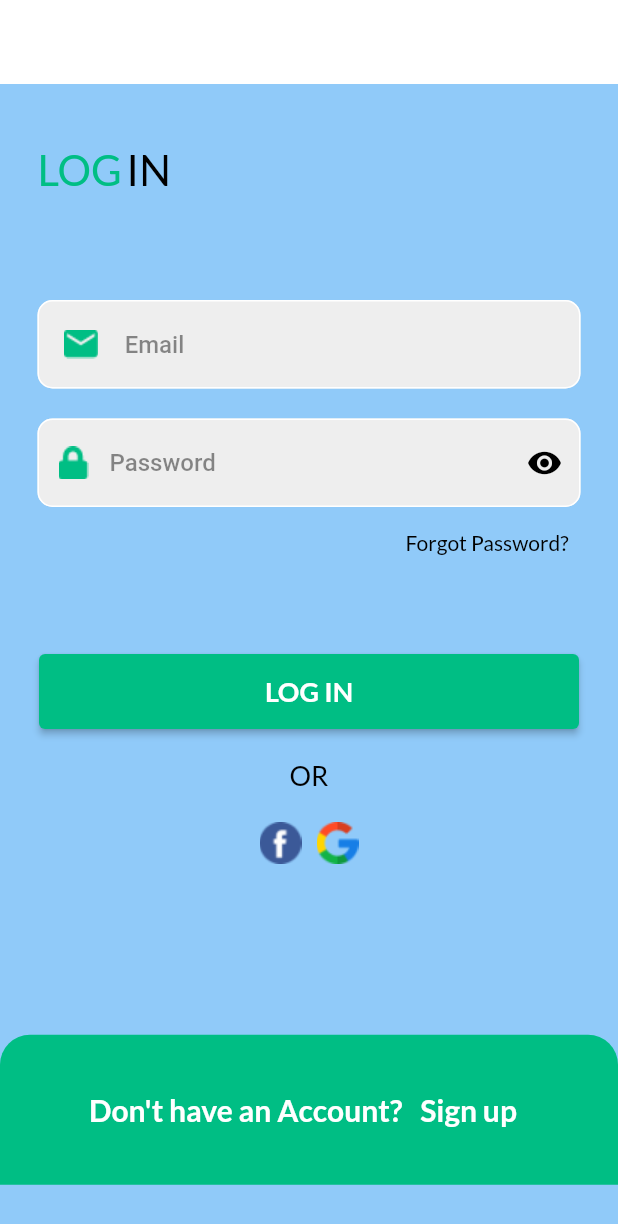
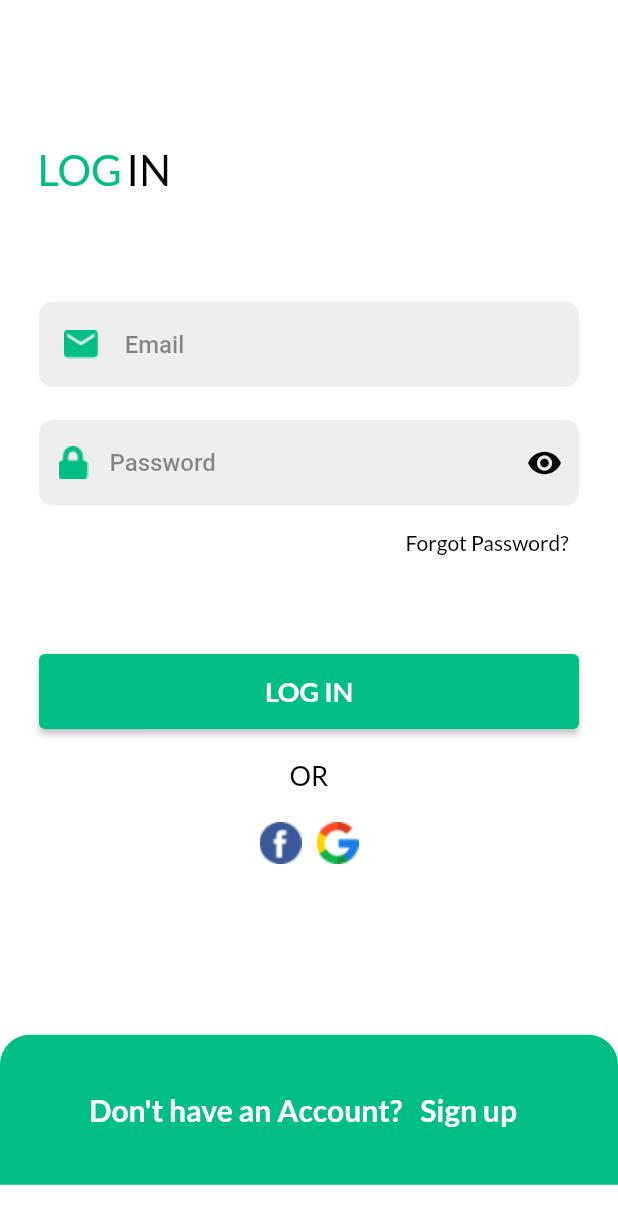
Before and after one commit to jawaher-alqotym/Ecommerce, a Flutter app: the screen it shows after launch, after a tap on "Get Start", on a phone screen of 412 x 824 dp. Shown: the top 1224 px of the screen. Run offline on Flutter 3.47's test engine with Material 2 defaults, Android fonts, the phone set to English and light mode, and no system bars; our stand-ins replace firebase_auth, firebase_core, get, get_storage, google_fonts, google_sign_in; accounts and stored records are empty.

Commit message:
new commit

```diff
--- /dev/null
+++ b/lib/language/ar.dart
@@ -0,0 +1,8 @@
+/* lib/language/ar.dart */
+
+const Map<String, String> ar = {
+  "GENERAL": "عام",
+  "Dark Mode": "الوضع الداكن",
+  "Language": "لغة",
+  "Logout": "تسجيل خروج",
+};
--- /dev/null
+++ b/lib/language/en.dart
@@ -0,0 +1,9 @@
+/* lib/language/en.dart */
+
+
+const Map<String, String> en = {
+  "GENERAL": "GENERAL",
+  "Dark Mode": "Dark Mode",
+  "Language": "Language",
+  "Logout": "Logout",
+};
--- /dev/null
+++ b/lib/language/fr.dart
@@ -0,0 +1,9 @@
+/* lib/language/fr.dart */
+
+
+const Map<String, String> fr = {
+  "GENERAL": "GÉNÉRAL",
+  "Dark Mode": "Mode sombre",
+  "Language": "Langue",
+  "Logout": "Se déconnecter",
+};
--- /dev/null
+++ b/lib/language/localiztion.dart
@@ -0,0 +1,16 @@
+/* lib/language/localiztion.dart */
+
+import 'package:get/route_manager.dart';
+import 'package:e_commerce/language/ar.dart';
+import 'package:e_commerce/language/en.dart';
+import 'package:e_commerce/language/fr.dart';
+import 'package:e_commerce/utils/my_string.dart';
+
+class LocaliztionApp extends Translations {
+  @override
+  Map<String, Map<String, String>> get keys => {
+    ene: en,
+    ara: ar,
+    frf: fr,
+  };
+}
--- /dev/null
+++ b/lib/logic/controllers/theme_controller.dart
@@ -0,0 +1,27 @@
+/* lib/logic/controller/theme_controller.dart */
+
+import 'package:flutter/material.dart';
+import 'package:get/get.dart';
+import 'package:get_storage/get_storage.dart';
+
+class ThemeController {
+  final GetStorage boxStorage = GetStorage();
+  final key = 'isDarkModes';
+
+  saveThemeDataInBox(bool isDark) {
+    boxStorage.write(key, isDark);
+  }
+
+  bool getThemeDataFromBox() {
+    return boxStorage.read<bool>(key) ?? false;
+  }
+
+  ThemeMode get themeDataGet =>
+      getThemeDataFromBox() ? ThemeMode.dark : ThemeMode.light;
+
+  void changesTheme() {
+    Get.changeThemeMode(
+        getThemeDataFromBox() ? ThemeMode.light : ThemeMode.dark);
+    saveThemeDataInBox(!getThemeDataFromBox());
+  }
+}
--- a/lib/main.dart
+++ b/lib/main.dart
@@ -1,26 +1,43 @@
 /* lib/main */
 
+import 'package:firebase_auth/firebase_auth.dart';
+import 'package:firebase_core/firebase_core.dart';
+import 'package:flutter/material.dart';
+import 'package:get/get.dart';
+import 'package:get_storage/get_storage.dart';
+import 'package:e_commerce/language/localiztion.dart';
+import 'package:e_commerce/logic/controllers/theme_controller.dart';
 import 'package:e_commerce/routes/routes.dart';
-import 'package:flutter/material.dart';
-import 'package:e_commerce/views/screens/welcome_screen.dart';
-import 'package:get/get.dart';
+import 'package:e_commerce/utils/my_string.dart';
+import 'package:e_commerce/utils/theme.dart';
 
-void main() {
+void main() async {
+  WidgetsFlutterBinding.ensureInitialized();
+
+  await GetStorage.init();
+  await Firebase.initializeApp();
+
   runApp(const MyApp());
 }
 
 class MyApp extends StatelessWidget {
-  const MyApp({super.key});
+  const MyApp({Key? key}) : super(key: key);
 
   @override
   Widget build(BuildContext context) {
     return GetMaterialApp(
+      title: 'Asroo Shop',
       debugShowCheckedModeBanner: false,
-      theme: ThemeData(
-        primarySwatch: Colors.blue,
-      ),
-      home: WelcomeScreen(),
-      initialRoute: AppRoutes.welcome ,
+      locale: Locale(GetStorage().read<String>('lang').toString()),
+      translations: LocaliztionApp(),
+      fallbackLocale: Locale(ene),
+      theme: ThemesApp.light,
+      darkTheme: ThemesApp.dark,
+      themeMode: ThemeController().themeDataGet,
+      initialRoute: FirebaseAuth.instance.currentUser != null ||
+          GetStorage().read<bool>('auth') == true
+          ? AppRoutes.mainSreen
+          : AppRoutes.welcome,
       getPages: AppRoutes.routes,
     );
   }
```
